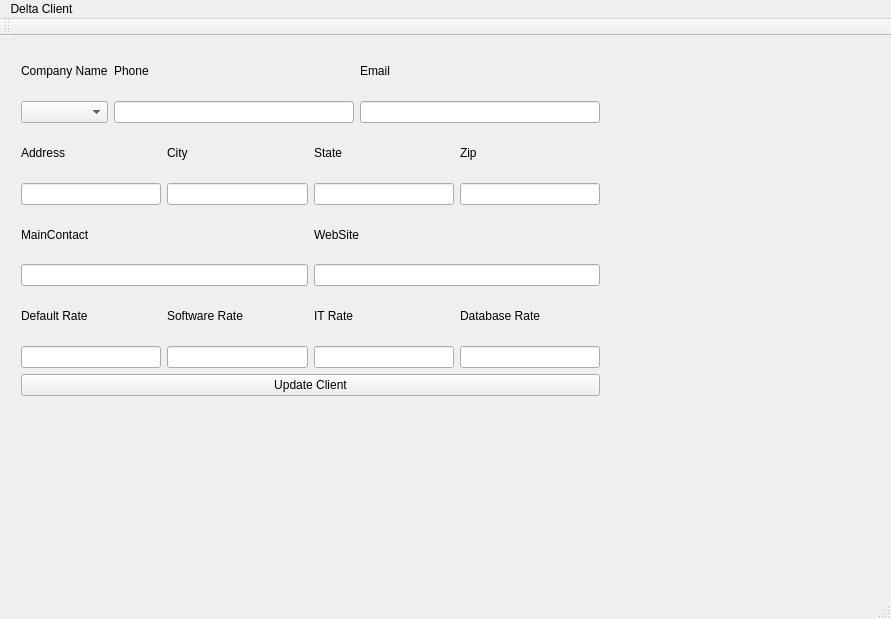
Before: the Qt Designer form mainwindow.ui in billengel2003/Time_Clock, drawn with Qt 5.
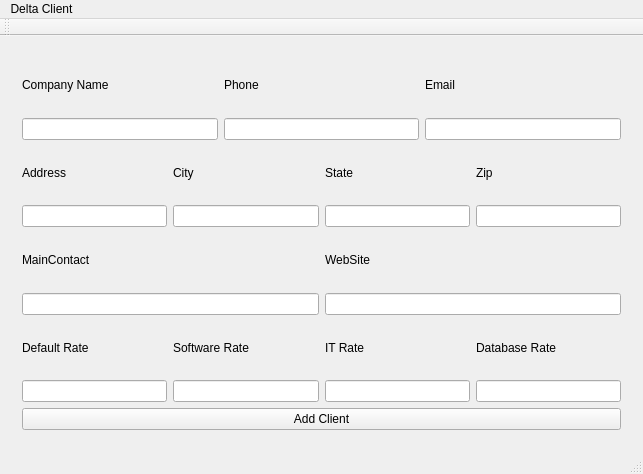
After: the same form once the commit is applied. The open tabs and pages were chosen to show the change.

```diff
--- a/mainwindow.ui
+++ b/mainwindow.ui
@@ -6,23 +6,17 @@
    <rect>
     <x>0</x>
     <y>0</y>
-    <width>891</width>
-    <height>619</height>
+    <width>643</width>
+    <height>474</height>
    </rect>
   </property>
   <property name="windowTitle">
    <string>MainWindow</string>
   </property>
   <widget class="QWidget" name="centralWidget">
+   <layout class="QGridLayout" name="gridLayout_3">
+    <item row="0" column="0">
    <widget class="QStackedWidget" name="stackedWidget">
-    <property name="geometry">
-     <rect>
-      <x>10</x>
-      <y>0</y>
-      <width>601</width>
-      <height>371</height>
-     </rect>
-    </property>
     <property name="currentIndex">
      <number>1</number>
     </property>
@@ -403,14 +397,253 @@
       </item>
      </layout>
     </widget>
-   </widget>
+      <widget class="QWidget" name="page">
+       <layout class="QGridLayout" name="gridLayout_4">
+        <item row="0" column="0">
+         <layout class="QVBoxLayout" name="verticalLayout_19">
+          <item>
+           <layout class="QHBoxLayout" name="horizontalLayout_9">
+            <item>
+             <layout class="QVBoxLayout" name="verticalLayout_20">
+              <item>
+               <widget class="QLabel" name="label_17">
+                <property name="text">
+                 <string>Company Name</string>
+                </property>
+               </widget>
+              </item>
+              <item>
+               <widget class="QLineEdit" name="le_name_Edit_2"/>
+              </item>
+             </layout>
+            </item>
+            <item>
+             <layout class="QVBoxLayout" name="verticalLayout_21">
+              <item>
+               <widget class="QLabel" name="label_18">
+                <property name="text">
+                 <string>Phone</string>
+                </property>
+               </widget>
+              </item>
+              <item>
+               <widget class="QLineEdit" name="le_phone_Edit_2"/>
+              </item>
+             </layout>
+            </item>
+            <item>
+             <layout class="QVBoxLayout" name="verticalLayout_22">
+              <item>
+               <widget class="QLabel" name="label_19">
+                <property name="text">
+                 <string>Email</string>
+                </property>
+               </widget>
+              </item>
+              <item>
+               <widget class="QLineEdit" name="le_email_Edit_2"/>
+              </item>
+             </layout>
+            </item>
+           </layout>
+          </item>
+          <item>
+           <layout class="QHBoxLayout" name="horizontalLayout_10">
+            <item>
+             <layout class="QVBoxLayout" name="verticalLayout_23">
+              <item>
+               <widget class="QLabel" name="label_20">
+                <property name="text">
+                 <string>Address</string>
+                </property>
+               </widget>
+              </item>
+              <item>
+               <widget class="QLineEdit" name="le_addy_Edit_2"/>
+              </item>
+             </layout>
+            </item>
+            <item>
+             <layout class="QVBoxLayout" name="verticalLayout_24">
+              <item>
+               <widget class="QLabel" name="label_21">
+                <property name="text">
+                 <string>City</string>
+                </property>
+               </widget>
+              </item>
+              <item>
+               <widget class="QLineEdit" name="le_city_Edit_2"/>
+              </item>
+             </layout>
+            </item>
+            <item>
+             <layout class="QVBoxLayout" name="verticalLayout_25">
+              <item>
+               <widget class="QLabel" name="label_22">
+                <property name="text">
+                 <string>State</string>
+                </property>
+               </widget>
+              </item>
+              <item>
+               <widget class="QLineEdit" name="le_state_Edit_2"/>
+              </item>
+             </layout>
+            </item>
+            <item>
+             <layout class="QVBoxLayout" name="verticalLayout_26">
+              <item>
+               <widget class="QLabel" name="label_23">
+                <property name="text">
+                 <string>Zip</string>
+                </property>
+               </widget>
+              </item>
+              <item>
+               <widget class="QLineEdit" name="le_zip_Edit_2"/>
+              </item>
+             </layout>
+            </item>
+           </layout>
+          </item>
+          <item>
+           <layout class="QHBoxLayout" name="horizontalLayout_11">
+            <item>
+             <layout class="QVBoxLayout" name="verticalLayout_27">
+              <item>
+               <widget class="QLabel" name="label_24">
+                <property name="text">
+                 <string>MainContact</string>
+                </property>
+               </widget>
+              </item>
+              <item>
+               <widget class="QLineEdit" name="le_contact_Edit_2"/>
+              </item>
+             </layout>
+            </item>
+            <item>
+             <layout class="QVBoxLayout" name="verticalLayout_28">
+              <item>
+               <widget class="QLabel" name="label_25">
+                <property name="text">
+                 <string>WebSite</string>
+                </property>
+               </widget>
+              </item>
+              <item>
+               <widget class="QLineEdit" name="le_website_Edit_2"/>
+              </item>
+             </layout>
+            </item>
+           </layout>
+          </item>
+          <item>
+           <layout class="QHBoxLayout" name="horizontalLayout_12">
+            <item>
+             <layout class="QVBoxLayout" name="verticalLayout_29">
+              <item>
+               <widget class="QLabel" name="label_26">
+                <property name="text">
+                 <string>Default Rate</string>
+                </property>
+               </widget>
+              </item>
+              <item>
+               <widget class="QLineEdit" name="le_rateD_Edit_2"/>
+              </item>
+             </layout>
+            </item>
+            <item>
+             <layout class="QVBoxLayout" name="verticalLayout_30">
+              <item>
+               <widget class="QLabel" name="label_27">
+                <property name="text">
+                 <string>Software Rate</string>
+                </property>
+               </widget>
+              </item>
+              <item>
+               <widget class="QLineEdit" name="le_rateS_Edit_2"/>
+              </item>
+             </layout>
+            </item>
+            <item>
+             <layout class="QVBoxLayout" name="verticalLayout_31">
+              <item>
+               <widget class="QLabel" name="label_28">
+                <property name="text">
+                 <string>IT Rate</string>
+                </property>
+               </widget>
+              </item>
+              <item>
+               <widget class="QLineEdit" name="le_rateI_Edit_2"/>
+              </item>
+             </layout>
+            </item>
+            <item>
+             <layout class="QVBoxLayout" name="verticalLayout_32">
+              <item>
+               <widget class="QLabel" name="label_29">
+                <property name="text">
+                 <string>Database Rate</string>
+                </property>
+               </widget>
+              </item>
+              <item>
+               <widget class="QLineEdit" name="le_rateDB_Edit_2"/>
+              </item>
+             </layout>
+            </item>
+           </layout>
+          </item>
+          <item>
+           <widget class="QPushButton" name="pb_Update_Client_2">
+            <property name="text">
+             <string>Add Client</string>
+            </property>
+           </widget>
+          </item>
+         </layout>
+        </item>
+       </layout>
+      </widget>
+      <widget class="QWidget" name="page_2">
+       <widget class="QWidget" name="">
+        <property name="geometry">
+         <rect>
+          <x>220</x>
+          <y>170</y>
+          <width>191</width>
+          <height>58</height>
+         </rect>
+        </property>
+        <layout class="QVBoxLayout" name="verticalLayout_33">
+         <item>
+          <widget class="QComboBox" name="cmb_name_Delete"/>
+         </item>
+         <item>
+          <widget class="QPushButton" name="pb_delete_Delete">
+           <property name="text">
+            <string>Delete Client</string>
+           </property>
+          </widget>
+         </item>
+        </layout>
+       </widget>
+      </widget>
+     </widget>
+    </item>
+   </layout>
   </widget>
   <widget class="QMenuBar" name="menuBar">
    <property name="geometry">
     <rect>
      <x>0</x>
      <y>0</y>
-     <width>891</width>
+     <width>643</width>
      <height>22</height>
     </rect>
    </property>
```
Left out of the diff: 26 changed lines with no effect on the pictures. Lines whose indentation alone changed are shown as unchanged.
